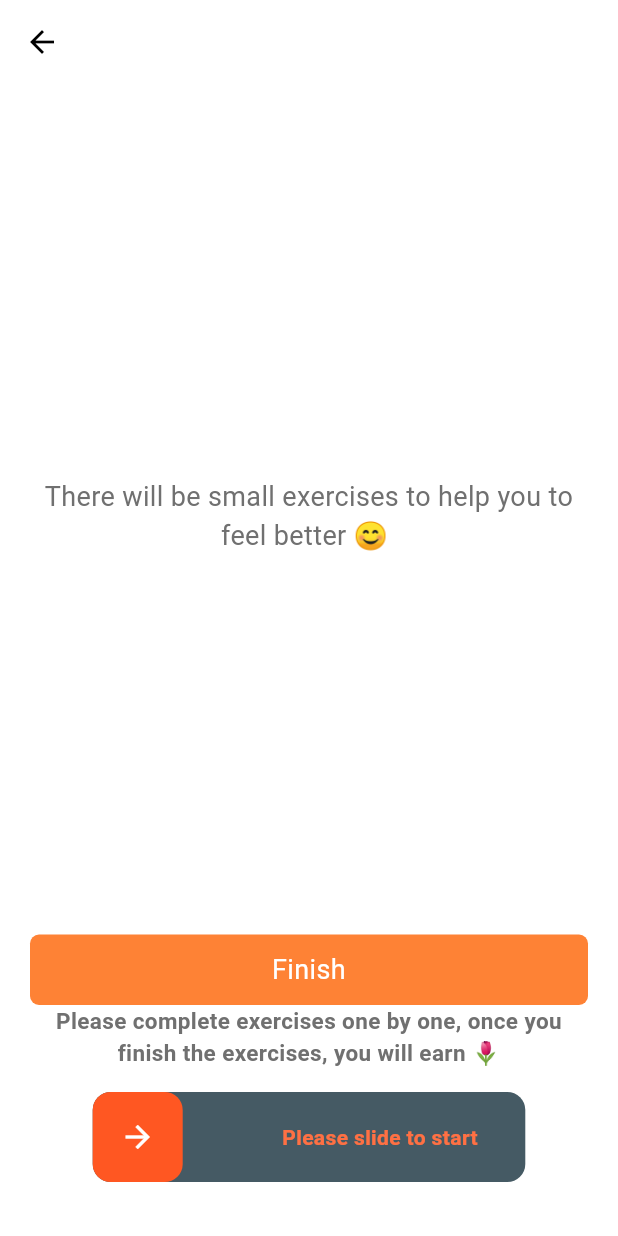
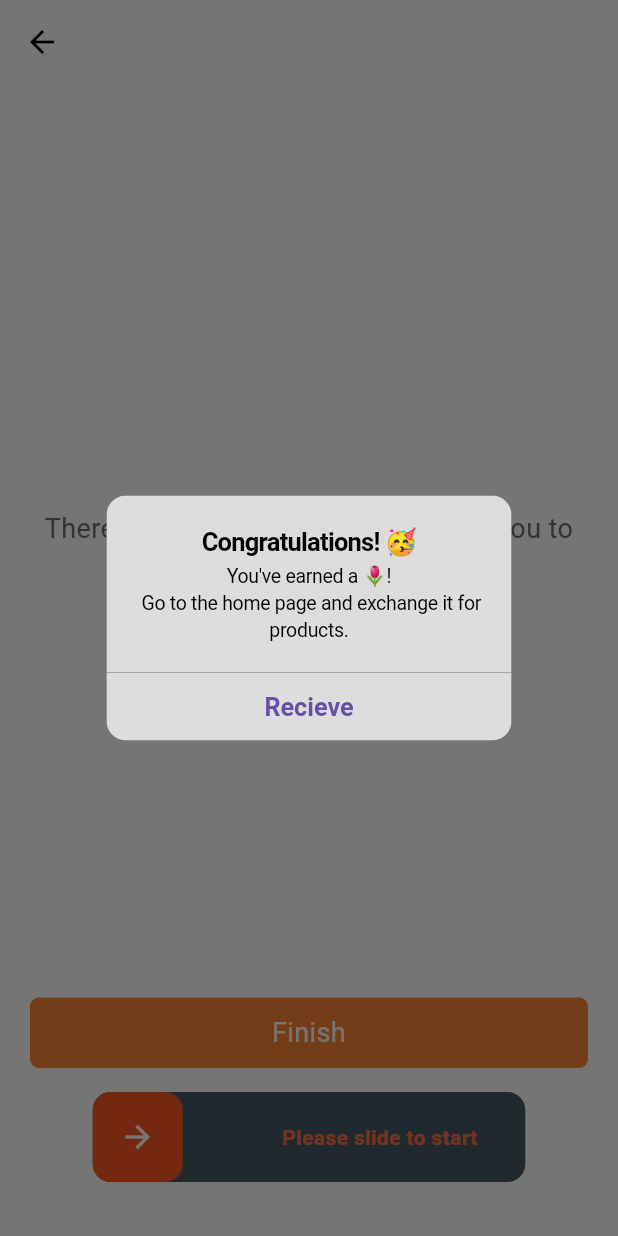
Before and after one commit to jushkinbekrashidovich/wecare, a Flutter app: the MoodExercisesView screen opened by its route, after a tap on "Finish", on a phone screen of 412 x 824 dp. Run offline on Flutter 3.47's test engine with Material 3 defaults, Android fonts, the phone set to English and light mode, and no system bars; drawn by our look-alikes of slider_button; our stand-ins replace cloud_firestore, confetti, firebase_core, flutter_svg, get, shared_preferences and 1 more; accounts and stored records are empty; statements that could not run were skipped.

Commit message:
so, online store, my library left and  + featuer

```diff
--- a/lib/app/modules/home_page/home/controllers/home_controller.dart
+++ b/lib/app/modules/home_page/home/controllers/home_controller.dart
@@ -1,12 +1,16 @@
 
 import 'package:get/get.dart';
+import 'package:shared_preferences/shared_preferences.dart';
 import 'package:wecare/app/const/consts.dart';
 
 class HomeController extends GetxController {
 
+  RxInt myFlowers = 0.obs;
 
   @override
-  void onInit() {
+  void onInit() async{
+    SharedPreferences prefs = await SharedPreferences.getInstance();
+    myFlowers.value = prefs.get('myFlowers') as int;
     super.onInit();
   }
 
--- a/lib/app/modules/home_page/mood_exercises/controllers/mood_exercises_controller.dart
+++ b/lib/app/modules/home_page/mood_exercises/controllers/mood_exercises_controller.dart
@@ -1,7 +1,10 @@
+import 'package:confetti/confetti.dart';
 import 'package:get/get.dart';
 
 class MoodExercisesController extends GetxController {
   late String selectedMood;
+  late ConfettiController confettiController;
+
 
   // List of exercises with their statuses
   var exercises = <ExerciseItem>[].obs;
@@ -65,6 +68,14 @@ class MoodExercisesController extends GetxController {
         );
       }).toList(),
     );
+    confettiController = ConfettiController(duration: Duration(seconds: 1));
+  }
+
+  @override
+  void dispose() {
+
+    confettiController.dispose();
+    super.dispose();
   }
 
 
@@ -76,6 +87,8 @@ class MoodExercisesController extends GetxController {
   bool areAllExercisesCompleted() {
     return exercises.every((exercise) => exercise.isPast);
   }
+
+
 }
 
 
--- a/lib/app/modules/home_page/mood_exercises/views/mood_exercises_view.dart
+++ b/lib/app/modules/home_page/mood_exercises/views/mood_exercises_view.dart
@@ -1,10 +1,13 @@
+import 'package:flutter/cupertino.dart';
 import 'package:flutter/material.dart';
 import 'package:get/get.dart';
+import 'package:shared_preferences/shared_preferences.dart';
 import 'package:slider_button/slider_button.dart';
 import 'package:timeline_tile/timeline_tile.dart';
 import 'package:url_launcher/url_launcher.dart';
 import 'package:wecare/app/const/theme/app_colors.dart';
 import 'package:wecare/app/const/time_line_tile.dart';
+import 'package:wecare/app/routes/app_pages.dart';
 import '../../../../const/swiper.dart';
 import '../controllers/mood_exercises_controller.dart';
 
@@ -80,6 +83,33 @@ class MoodExercisesView extends GetView<MoodExercisesController> {
              child: GestureDetector(
              onTap: ()async{
 
+               controller.confettiController.play();
+               showDialog(
+                   context: context,
+                   builder: (BuildContext context) => CupertinoAlertDialog(
+                     title: new Text("Congratulations! 🥳"),
+                     content: new Text("You've earned a 🌷!\n Go to the home page and exchange it for products."),
+                     actions: <Widget>[
+                       CupertinoDialogAction(
+                         isDefaultAction: true,
+                         child: Text("Recieve"),
+                         onPressed: ()async{
+                           // Increment the number of flowers
+                           SharedPreferences prefs = await SharedPreferences.getInstance();
+                           int currentFlowers = prefs.getInt('myFlowers') ?? 0; // Get current flowers, default to 0 if not set
+                           prefs.setInt('myFlowers', currentFlowers + 1); // Increment and store the new value
+
+                           // Optionally: Retrieve the updated value and print it for debugging
+                           print("Updated flowers: ${prefs.getInt('myFlowers')}");
+                           Get.offAllNamed(Routes.MAIN);
+                         },
+                       ),
+                     ],
+                   )
+               );
+
+
+
              },
              child: Container(
 
@@ -93,7 +123,9 @@ class MoodExercisesView extends GetView<MoodExercisesController> {
              ),
            ),),
 
-           Text("Please complete exercises one by one, once you finish the exercises, you will earn 🌷", textAlign: TextAlign.center,style: TextStyle(fontSize: 15, fontWeight: FontWeight.w700),),
+            if (controller.areAllExercisesCompleted()==false || controller.isStarted.value==true)
+              Text("Please complete exercises one by one, once you finish the exercises, you will earn 🌷", textAlign: TextAlign.center,style: TextStyle(fontSize: 15, fontWeight: FontWeight.w700),),
+
             SwipeToStartButton(
               text: controller.isStarted.value?  "Slide to start next exercise":"Please slide to start",
               onSwipe: ()async{
--- a/lib/app/routes/app_pages.dart
+++ b/lib/app/routes/app_pages.dart
@@ -10,6 +10,8 @@ import '../modules/community_chat_page/community_chat/bindings/community_chat_bi
 import '../modules/community_chat_page/community_chat/views/community_chat_view.dart';
 import '../modules/community_chat_page/community_chat_details/bindings/community_chat_details_binding.dart';
 import '../modules/community_chat_page/community_chat_details/views/community_chat_details_view.dart';
+import '../modules/exchange/bindings/exchange_binding.dart';
+import '../modules/exchange/views/exchange_view.dart';
 import '../modules/home_page/add_journal/bindings/add_journal_binding.dart';
 import '../modules/home_page/add_journal/views/add_journal_view.dart';
 import '../modules/home_page/home/bindings/home_binding.dart';
@@ -41,85 +43,76 @@ class AppPages {
         name: _Paths.HOME,
         page: () => const HomeView(),
         binding: HomeBinding(),
-      transition: Transition.noTransition
-    ),
+        transition: Transition.noTransition),
     GetPage(
         name: _Paths.BLOGS,
         page: () => const BlogsView(),
         binding: BlogsBinding(),
-        transition: Transition.noTransition
-    ),
+        transition: Transition.noTransition),
     GetPage(
         name: _Paths.COMMUNITY_CHAT,
         page: () => const CommunityChatView(),
         binding: CommunityChatBinding(),
-        transition: Transition.noTransition
-    ),
+        transition: Transition.noTransition),
     GetPage(
         name: _Paths.CUPPORT_CENTRE,
         page: () => const SupportCentreView(),
         binding: SupportCentreBinding(),
-        transition: Transition.noTransition
-    ),
+        transition: Transition.noTransition),
     GetPage(
         name: _Paths.MAIN,
         page: () => const MainView(),
         binding: MainBinding(),
-        transition: Transition.noTransition
-    ),
+        transition: Transition.noTransition),
     GetPage(
         name: _Paths.HOTLINE_NUMBERS,
         page: () => const HotlineNumbersView(),
         binding: HotlineNumbersBinding(),
-        transition: Transition.noTransition
-    ),
+        transition: Transition.noTransition),
     GetPage(
         name: _Paths.ADD_POST,
         page: () => const AddPostView(),
         binding: AddPostBinding(),
-        transition: Transition.noTransition
-    ),
+        transition: Transition.noTransition),
     GetPage(
         name: _Paths.BLOG_POST_DETAILS,
         page: () => const BlogPostDetailsView(),
         binding: BlogPostDetailsBinding(),
-        transition: Transition.noTransition
-    ),
+        transition: Transition.noTransition),
     GetPage(
         name: _Paths.COMMUNITY_CHAT_DETAILS,
         page: () => const CommunityChatDetailsView(),
         binding: CommunityChatDetailsBinding(),
-        transition: Transition.noTransition
-    ),
+        transition: Transition.noTransition),
     GetPage(
         name: _Paths.MOOD_EXERCISES,
         page: () => const MoodExercisesView(),
         binding: MoodExercisesBinding(),
-        transition: Transition.noTransition
-    ),
+        transition: Transition.noTransition),
     GetPage(
         name: _Paths.JOURNAL,
         page: () => const JournalView(),
         binding: JournalBinding(),
-        transition: Transition.noTransition
-    ),
+        transition: Transition.noTransition),
     GetPage(
         name: _Paths.ADD_JOURNAL,
         page: () => const AddJournalView(),
         binding: AddJournalBinding(),
-        transition: Transition.noTransition
-    ),
+        transition: Transition.noTransition),
     GetPage(
         name: _Paths.JOURNAL_DETAILS,
         page: () => const JournalDetailsView(),
         binding: JournalDetailsBinding(),
-        transition: Transition.noTransition
-    ),
+        transition: Transition.noTransition),
     GetPage(
         name: _Paths.MOTIVATION_SCROLL,
         page: () => const MotivationScrollView(),
         binding: MotivationScrollBinding(),
-        transition: Transition.noTransition
+        transition: Transition.noTransition),
+    GetPage(
+      name: _Paths.EXCHANGE,
+      page: () => const ExchangeView(),
+      binding: ExchangeBinding(),
     ),
   ];
 }
--- a/lib/app/routes/app_routes.dart
+++ b/lib/app/routes/app_routes.dart
@@ -17,6 +17,7 @@ abstract class Routes {
   static const ADD_JOURNAL = _Paths.ADD_JOURNAL;
   static const JOURNAL_DETAILS = _Paths.JOURNAL_DETAILS;
   static const MOTIVATION_SCROLL = _Paths.MOTIVATION_SCROLL;
+  static const EXCHANGE = _Paths.EXCHANGE;
 }
 
 abstract class _Paths {
@@ -35,4 +36,5 @@ abstract class _Paths {
   static const ADD_JOURNAL = '/add-journal';
   static const JOURNAL_DETAILS = '/journal-details';
   static const MOTIVATION_SCROLL = '/motivation-scroll';
+  static const EXCHANGE = '/exchange';
 }
--- a/pubspec.yaml
+++ b/pubspec.yaml
@@ -44,6 +44,7 @@ dependencies:
   timeline_tile: ^2.0.0
   slider_button: ^2.1.0
   shared_preferences: ^2.3.5
+  confetti: ^0.8.0
 
 
 dev_dependencies:
```
Also changed, not shown: lib/app/modules/exchange/bindings/exchange_binding.dart (added, +12 -0 lines), lib/app/modules/exchange/controllers/exchange_controller.dart (added, +23 -0 lines), lib/app/modules/exchange/views/exchange_view.dart (added, +24 -0 lines), lib/app/modules/home_page/home/views/home_view.dart (+7 -5 lines), pubspec.lock. Lines whose indentation alone changed are shown as unchanged.
